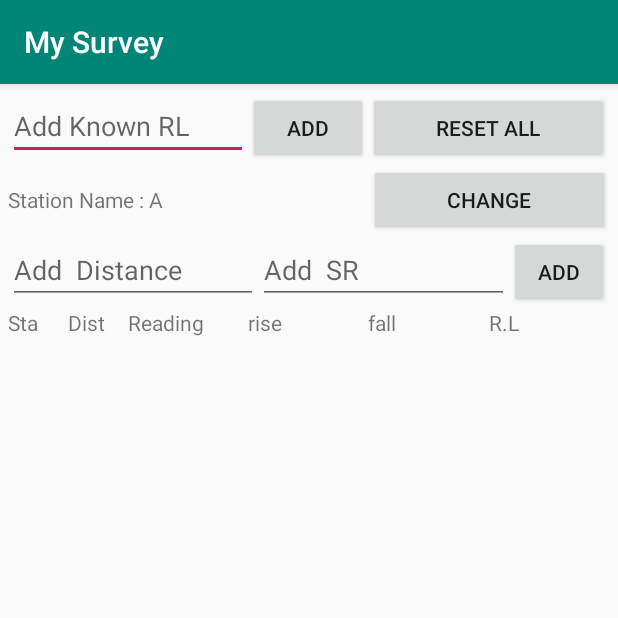
After one commit to coderzami/My-Survey, an Android app: the RiseAndFall screen opened directly, with no data from a screen before it, on a phone screen of 412 x 824 dp, the top half of it. The commit adds this screen. Run offline under Robolectric (Android 15) with nearby library versions, the phone set to English and light mode, and no system bars.

Commit message:
Rise and fall method added.....

```diff
--- a/app/src/main/AndroidManifest.xml
+++ b/app/src/main/AndroidManifest.xml
@@ -9,7 +9,8 @@
         android:roundIcon="@mipmap/ic_launcher_round"
         android:supportsRtl="true"
         android:theme="@style/AppTheme">
-        <activity android:name=".LineOfCollimation"></activity>
+        <activity android:name=".RiseAndFall"></activity>
+        <activity android:name=".LineOfCollimation" />
         <activity android:name=".RiseFall" />
         <activity android:name=".MidOrdinate" />
         <activity android:name=".Simpson" />
--- /dev/null
+++ b/app/src/main/java/com/teambrj/mysurvey/RiseAndFall.java
@@ -0,0 +1,221 @@
+package com.teambrj.mysurvey;
+
+import androidx.appcompat.app.AppCompatActivity;
+import androidx.recyclerview.widget.LinearLayoutManager;
+import androidx.recyclerview.widget.RecyclerView;
+
+import android.os.Bundle;
+import android.view.View;
+import android.widget.Button;
+import android.widget.EditText;
+import android.widget.TextView;
+
+import java.math.RoundingMode;
+import java.text.DecimalFormat;
+import java.util.ArrayList;
+import java.util.Arrays;
+
+public class RiseAndFall extends AppCompatActivity {
+
+    private RecyclerView mRiseFallList;
+    private RecyclerView.Adapter mRiseFallListAdapter;
+    private RecyclerView.LayoutManager mRiseFallListLayoutManager;
+
+    ArrayList<RiseFallObject> riseFallList;
+    ArrayList<String> newArray;
+
+    TextView mHeadName, mHeadDistance, mHeadReading, mHeadReducedLevel, mHeadHeightOfInstrument;
+
+    float knownRL;
+    String mStationName = null;
+    float mRedecedLevel;
+    float mLastSR=0;
+
+
+    EditText mAddKnownRL;
+    Button mAddKnownRLBtn;
+    Button mResetAll;
+
+    Button mSetStationNameBtn;
+    TextView mSetStationNameTextView;
+
+    EditText mAddDistance;
+    EditText mAddSR;
+    Button mAddSRBtn;
+
+    @Override
+    protected void onCreate(Bundle savedInstanceState) {
+        super.onCreate(savedInstanceState);
+        setContentView(R.layout.activity_rise_and_fall);
+
+        mHeadName = findViewById(R.id.name);
+        mHeadDistance = findViewById(R.id.distance);
+        mHeadReading = findViewById(R.id.reading);
+        mHeadReducedLevel = findViewById(R.id.reducedLevel);
+        mHeadHeightOfInstrument = findViewById(R.id.heightOfInstrument);
+
+
+
+        riseFallList = new ArrayList<>();
+        newArray = new ArrayList(Arrays.asList("A","B","C","D","E","F","G"));
+
+
+        mAddKnownRL = findViewById(R.id.addKnownRL);
+        mAddKnownRLBtn = findViewById(R.id.addKnownRLBtn);
+        mResetAll = findViewById(R.id.resetAllBtn);
+        mAddKnownRLBtn.setOnClickListener(new View.OnClickListener() {
+            @Override
+            public void onClick(View v) {
+                knownRL = Float.valueOf(mAddKnownRL.getText().toString());
+                mAddKnownRL.setEnabled(false);
+            }
+        });
+
+
+        mResetAll.setOnClickListener(new View.OnClickListener() {
+            @Override
+            public void onClick(View v) {
+                ResetAll();
+            }
+        });
+
+
+        mSetStationNameBtn = findViewById(R.id.setStationNameBtn);
+        mSetStationNameTextView = findViewById(R.id.setStationNameTextView);
+
+        mSetStationNameBtn.setOnClickListener(new View.OnClickListener() {
+            @Override
+            public void onClick(View v) {
+
+                ChangeStation();
+            }
+        });
+
+        mAddDistance = findViewById(R.id.addDistance);
+        mAddSR = findViewById(R.id.addSR);
+        mAddSRBtn = findViewById(R.id.addSRBtn);
+        mAddSRBtn.setOnClickListener(new View.OnClickListener() {
+            @Override
+            public void onClick(View v) {
+                CreateRiseFallObject();
+                mAddDistance.setText("");
+                mAddSR.setText("");
+            }
+        });
+
+        SetStationName();
+        initializeRecyclerView();
+
+
+    }
+
+    private void ResetAll() {
+        knownRL = 0.0f;
+        mAddKnownRL.setEnabled(true);
+        mAddKnownRLBtn.setVisibility(View.VISIBLE);
+        j =0;
+        i = 0;
+        SetStationName();
+        riseFallList.clear();
+
+        mAddKnownRL.setText("");
+        mAddDistance.setText("");
+        mAddSR.setText("");
+        mRiseFallListAdapter.notifyDataSetChanged();
+
+
+    }
+
+    int i = 0;
+    private void CreateRiseFallObject() {
+        if(mStationName!=null && mAddDistance!=null && mAddSR!=null){
+
+            switch (i){
+
+                case 0:
+
+                    float mRise = 0, mFall=0;
+
+                    RiseFallObject fObject =  new RiseFallObject(Float.parseFloat(mAddDistance.getText().toString()),Float.parseFloat(mAddSR.getText().toString()),knownRL,mRise,mFall,mStationName,mLastSR);
+                    riseFallList.add(fObject);
+                    mRiseFallListAdapter.notifyDataSetChanged();
+                    mLastSR = Float.parseFloat(mAddSR.getText().toString());
+                    i =1;
+                    break;
+                case 1:
+
+                    mRise = 0.0f;
+                    mFall = 0.0f;
+
+                    float difference = mLastSR-Float.parseFloat(mAddSR.getText().toString());
+
+                    knownRL = knownRL + difference;
+
+                    if(difference >0) mRise = difference;
+                    if(difference<0) mFall = Math.abs(difference);
+                    if(difference == 0) mFall =0;
+                    if(difference == 0) mRise =0;
+
+
+                    RiseFallObject nObject =  new RiseFallObject(Float.parseFloat(mAddDistance.getText().toString()),Float.parseFloat(mAddSR.getText().toString()),knownRL,roundAvoid(mRise),roundAvoid(mFall),mStationName,mLastSR);
+                    riseFallList.add(nObject);
+                    mRiseFallListAdapter.notifyDataSetChanged();
+
+                    mRise = 0.0f;
+                    mFall = 0.0f;
+                    break;
+
+                case 2:
+                    mRise = 0;
+                    mFall = 0;
+
+                    RiseFallObject cObject =  new RiseFallObject(Float.parseFloat(mAddDistance.getText().toString()),Float.parseFloat(mAddSR.getText().toString()),knownRL,mRise,mFall,mStationName,mLastSR);
+                    riseFallList.add(cObject);
+                    mRiseFallListAdapter.notifyDataSetChanged();
+                    mLastSR = Float.parseFloat(mAddSR.getText().toString());
+                    i =1;
+                    break;
+
+            }
+
+        } mLastSR = Float.parseFloat(mAddSR.getText().toString());
+    }
+
+    public void ChangeStation(){
+        i =2;
+        SetStationName();
+
+    }
+
+
+    int j=0;
+    private void SetStationName() {
+
+        mStationName = newArray.get(j);
+        mSetStationNameTextView.setText("Station Name : "+mStationName);
+        j++;
+
+    }
+
+    private float roundAvoid(float value) {
+        float formated;
+        DecimalFormat df =new DecimalFormat();
+        df.setMaximumFractionDigits(2);
+        df.setRoundingMode(RoundingMode.HALF_UP);
+        formated = Float.parseFloat(df.format(value));
+        return formated;
+    }
+
+
+
+    private void initializeRecyclerView() {
+        mRiseFallList = findViewById(R.id.riseFallList);
+        mRiseFallList.setNestedScrollingEnabled(false);
+        mRiseFallList.setHasFixedSize(false);
+        mRiseFallListLayoutManager = new LinearLayoutManager(getApplicationContext(), RecyclerView.VERTICAL,false);
+        mRiseFallList.setLayoutManager(mRiseFallListLayoutManager);
+        mRiseFallListAdapter = new RiseFallObjectAdapter(riseFallList);
+        mRiseFallList.setAdapter(mRiseFallListAdapter);
+
+    }
+}
--- /dev/null
+++ b/app/src/main/java/com/teambrj/mysurvey/RiseFallObjectAdapter.java
@@ -0,0 +1,68 @@
+package com.teambrj.mysurvey;
+
+import android.view.LayoutInflater;
+import android.view.View;
+import android.view.ViewGroup;
+import android.widget.LinearLayout;
+import android.widget.TextView;
+
+import androidx.annotation.NonNull;
+import androidx.recyclerview.widget.RecyclerView;
+
+import java.util.ArrayList;
+
+public class RiseFallObjectAdapter extends RecyclerView.Adapter<RiseFallObjectAdapter.RiseFallListViewHolder> {
+
+    ArrayList<RiseFallObject> risefallList;
+
+    public RiseFallObjectAdapter(ArrayList<RiseFallObject> risefallList) {
+        this.risefallList = risefallList;
+    }
+
+    @NonNull
+    @Override
+    public RiseFallListViewHolder onCreateViewHolder(@NonNull ViewGroup parent, int viewType) {
+        View layoutView = LayoutInflater.from(parent.getContext()).inflate(R.layout.item_risefall,null,false);
+        RecyclerView.LayoutParams lp = new RecyclerView.LayoutParams(ViewGroup.LayoutParams.MATCH_PARENT,ViewGroup.LayoutParams.WRAP_CONTENT);
+        layoutView.setLayoutParams(lp);
+
+        RiseFallListViewHolder rcv = new RiseFallListViewHolder(layoutView);
+        return rcv;
+    }
+
+    @Override
+    public void onBindViewHolder(@NonNull RiseFallListViewHolder holder, int position) {
+
+        holder.mName.setText(risefallList.get(position).getName());
+        holder.mDistance.setText(String.valueOf(risefallList.get(position).getDistance()));
+        holder.mReading.setText(String.valueOf(risefallList.get(position).getStaffReading()));
+        holder.mRise.setText(String.valueOf(risefallList.get(position).getRise()));
+        holder.mFall.setText(String.valueOf(risefallList.get(position).getFall()));
+        holder.mReducedLevel.setText(String.valueOf(risefallList.get(position).getReucedLevel()));
+
+    }
+
+    @Override
+    public int getItemCount() {
+        return risefallList.size();
+    }
+
+    class RiseFallListViewHolder extends RecyclerView.ViewHolder {
+        TextView mName, mDistance, mReading, mReducedLevel, mRise, mFall;
+        LinearLayout mLayout;
+
+        RiseFallListViewHolder(View view){
+            super(view);
+
+            mName = view.findViewById(R.id.name);
+            mDistance = view.findViewById(R.id.distance);
+            mReading = view.findViewById(R.id.reading);
+            mRise = view.findViewById(R.id.rise);
+            mFall = view.findViewById(R.id.fall);
+            mReducedLevel = view.findViewById(R.id.reducedLevel);
+            mLayout = view.findViewById(R.id.layout);
+
+        }
+
+    }
+}
--- /dev/null
+++ b/app/src/main/res/layout/activity_rise_and_fall.xml
@@ -0,0 +1,143 @@
+<?xml version="1.0" encoding="utf-8"?>
+<LinearLayout xmlns:android="http://schemas.android.com/apk/res/android"
+    xmlns:app="http://schemas.android.com/apk/res-auto"
+    xmlns:tools="http://schemas.android.com/tools"
+    android:layout_width="match_parent"
+    android:layout_height="match_parent"
+    android:orientation="vertical"
+    android:padding="5sp"
+    tools:context=".RiseAndFall">
+
+    <LinearLayout
+        android:layout_width="match_parent"
+        android:layout_height="wrap_content"
+        android:orientation="horizontal">
+
+        <EditText
+            android:layout_width="0dp"
+            android:layout_height="wrap_content"
+            android:layout_weight="0.4"
+            android:hint="Add Known RL"
+            android:inputType="numberDecimal|numberSigned"
+            android:id="@+id/addKnownRL"/>
+        <Button
+            android:layout_width="0dp"
+            android:layout_height="wrap_content"
+            android:layout_weight="0.2"
+            android:text="Add"
+            android:id="@+id/addKnownRLBtn"/>
+        <Button
+            android:layout_width="0dp"
+            android:layout_height="wrap_content"
+            android:layout_weight="0.4"
+            android:text="Reset all"
+            android:id="@+id/resetAllBtn"/>
+
+    </LinearLayout>
+
+    <LinearLayout
+        android:layout_width="match_parent"
+        android:layout_height="wrap_content"
+        android:orientation="horizontal">
+
+        <TextView
+            android:layout_width="0dp"
+            android:layout_height="wrap_content"
+            android:layout_weight="0.3"
+            android:text="Station Name"
+            android:id="@+id/setStationNameTextView"/>
+
+        <Button
+            android:layout_width="0dp"
+            android:layout_height="wrap_content"
+            android:layout_weight="0.2"
+            android:text="Change"
+            android:id="@+id/setStationNameBtn"/>
+
+
+    </LinearLayout>
+
+    <LinearLayout
+        android:layout_width="match_parent"
+        android:layout_height="wrap_content"
+        android:orientation="horizontal">
+
+        <EditText
+            android:layout_width="0dp"
+            android:layout_height="wrap_content"
+            android:layout_weight="0.5"
+            android:hint="Add  Distance"
+            android:inputType="numberDecimal|numberSigned"
+            android:id="@+id/addDistance"/>
+
+        <EditText
+            android:layout_width="0dp"
+            android:layout_height="wrap_content"
+            android:layout_weight="0.5"
+            android:hint="Add  SR"
+            android:inputType="numberDecimal|numberSigned"
+            android:id="@+id/addSR"/>
+        <Button
+            android:layout_width="0dp"
+            android:layout_height="wrap_content"
+            android:layout_weight="0.2"
+            android:text="Add"
+            android:id="@+id/addSRBtn"/>
+
+
+    </LinearLayout>
+
+    <LinearLayout
+        android:layout_width="match_parent"
+        android:layout_height="wrap_content"
+        android:orientation="horizontal">
+
+        <TextView
+            android:layout_width="0dp"
+            android:layout_weight="0.1"
+            android:layout_height="wrap_content"
+            android:text="Sta"
+            android:id="@+id/name"/>
+
+        <TextView
+            android:layout_width="0dp"
+            android:layout_weight="0.1"
+            android:layout_height="wrap_content"
+            android:text="Dist"
+            android:id="@+id/distance"/>
+        <TextView
+            android:layout_width="0dp"
+            android:layout_weight="0.2"
+            android:layout_height="wrap_content"
+            android:text="Reading"
+            android:id="@+id/reading"/>
+        <TextView
+            android:layout_width="0dp"
+            android:layout_weight="0.2"
+            android:layout_height="wrap_content"
+            android:text="rise"
+            android:id="@+id/rise"/>
+        <TextView
+            android:layout_width="0dp"
+            android:layout_weight="0.2"
+            android:layout_height="wrap_content"
+            android:text="fall"
+            android:id="@+id/fall"/>
+        <TextView
+            android:layout_width="0dp"
+            android:layout_weight="0.2"
+            android:layout_height="wrap_content"
+            android:text="R.L"
+            android:id="@+id/reducedLevel"/>
+
+    </LinearLayout>
+
+
+
+    <androidx.recyclerview.widget.RecyclerView
+        android:layout_width="match_parent"
+        android:layout_height="wrap_content"
+        android:id="@+id/riseFallList"
+        android:scrollbars="vertical"/>
+
+</LinearLayout>
```
Also changed, not shown: app/src/main/java/com/teambrj/mysurvey/MainActivity.java (+17 -2 lines), app/src/main/java/com/teambrj/mysurvey/RiseFallObject.java (added, +72 -0 lines), app/src/main/res/layout/activity_main.xml (+12 -0 lines), app/src/main/res/layout/item_risefall.xml (added, +58 -0 lines).
